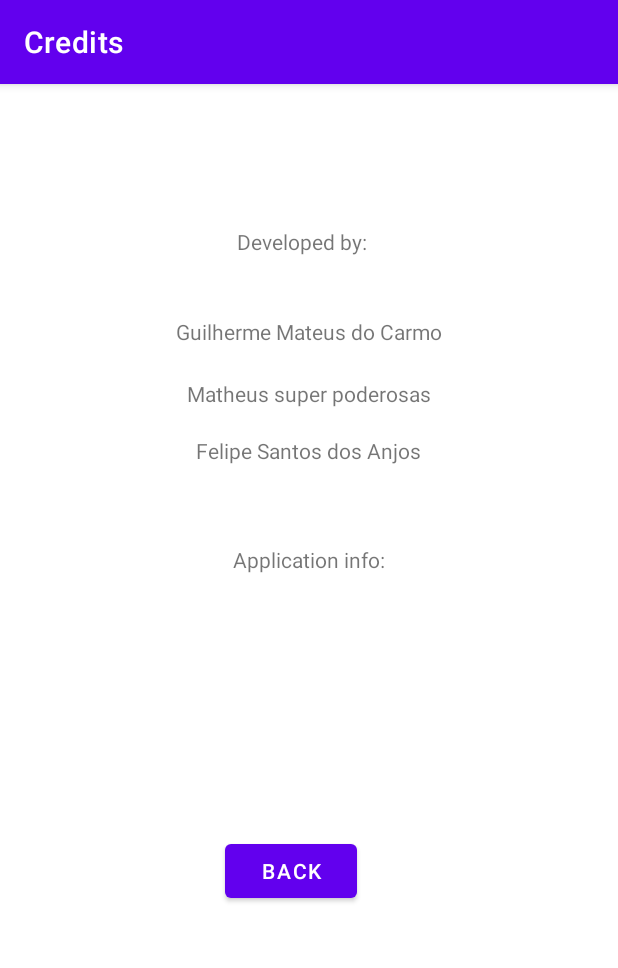
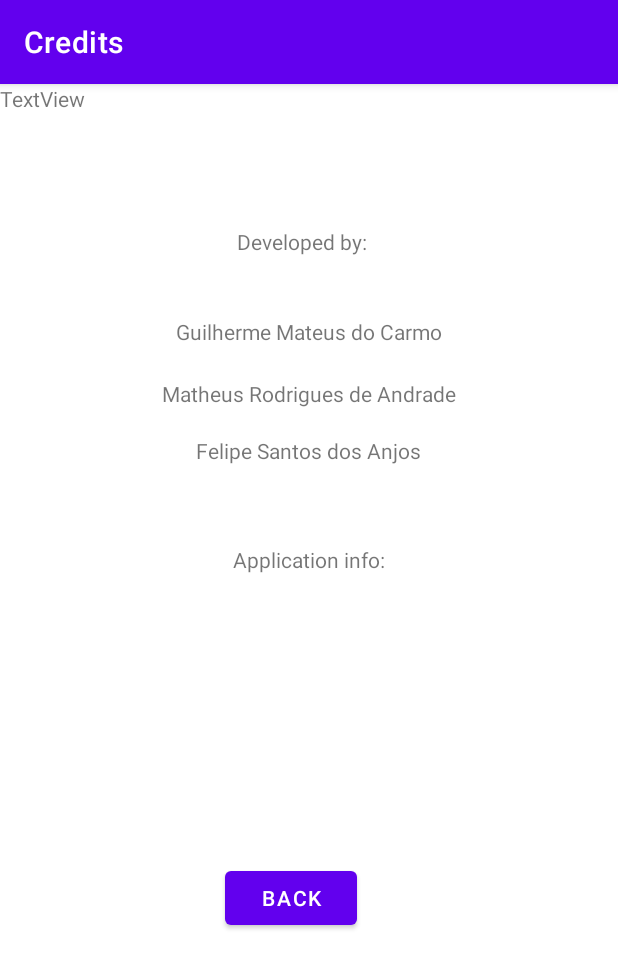
Before and after one commit to Felipanjos/A1compMobile, an Android app: the CreditActivity screen opened directly, with no data from a screen before it, on a phone screen of 412 x 824 dp. Shown: the top 968 px of the screen. Run offline under Robolectric (Android 15) with nearby library versions, the phone set to English and light mode, and no system bars.

Commit message:
View de créditos corrigida e hard coding removido

```diff
--- a/app/src/main/java/br/unifacs/a1/ConfigActivity.java
+++ b/app/src/main/java/br/unifacs/a1/ConfigActivity.java
@@ -21,7 +21,6 @@ public class ConfigActivity extends AppCompatActivity implements View.OnClickLis
 
     private SharedPreferences dados;
     SharedPreferences.Editor editorDados;
-
 
     @Override
     protected void onCreate(Bundle savedInstanceState) {
--- a/app/src/main/res/layout/activity_credit.xml
+++ b/app/src/main/res/layout/activity_credit.xml
@@ -17,8 +17,10 @@
         android:text="@string/labelVoltar"
         app:layout_constraintBottom_toBottomOf="parent"
         app:layout_constraintEnd_toEndOf="parent"
+        app:layout_constraintHorizontal_bias="1.0"
         app:layout_constraintStart_toStartOf="parent"
-        app:layout_constraintTop_toTopOf="parent" />
+        app:layout_constraintTop_toTopOf="parent"
+        app:layout_constraintVertical_bias="1.0" />
 
     <TextView
         android:id="@+id/textView7"
@@ -44,7 +46,7 @@
         android:layout_marginTop="137dp"
         android:layout_marginEnd="116dp"
         android:layout_marginBottom="575dp"
-        android:text="Guilherme Mateus do Carmo"
+        android:text="@string/dev2"
         app:layout_constraintBottom_toBottomOf="parent"
         app:layout_constraintEnd_toEndOf="parent"
         app:layout_constraintStart_toStartOf="parent"
@@ -58,7 +60,7 @@
         android:layout_marginTop="216dp"
         android:layout_marginEnd="131dp"
         android:layout_marginBottom="496dp"
-        android:text="Felipe Santos dos Anjos"
+        android:text="@string/dev1"
         app:layout_constraintBottom_toBottomOf="parent"
         app:layout_constraintEnd_toEndOf="parent"
         app:layout_constraintStart_toStartOf="parent"
@@ -72,7 +74,7 @@
         android:layout_marginTop="178dp"
         android:layout_marginEnd="124dp"
         android:layout_marginBottom="534dp"
-        android:text="Matheus super poderosas"
+        android:text="@string/dev3"
         app:layout_constraintBottom_toBottomOf="parent"
         app:layout_constraintEnd_toEndOf="parent"
         app:layout_constraintStart_toStartOf="parent"
@@ -91,4 +93,12 @@
         app:layout_constraintEnd_toEndOf="parent"
         app:layout_constraintStart_toStartOf="parent"
         app:layout_constraintTop_toTopOf="parent" />
+
+    <TextView
+        android:id="@+id/textView15"
+        android:layout_width="wrap_content"
+        android:layout_height="wrap_content"
+        android:text="TextView"
+        tools:layout_editor_absoluteX="171dp"
+        tools:layout_editor_absoluteY="332dp" />
 </androidx.constraintlayout.widget.ConstraintLayout>
--- a/app/src/main/res/values/strings.xml
+++ b/app/src/main/res/values/strings.xml
@@ -27,4 +27,8 @@
     <string name="labelMap3">Course up (map top aligned with travelling direction)</string>
     <string name="labelSalvar">Save</string>
     <string name="msgSalvar">Settings saved</string>
+    <string name="dev1">Felipe Santos dos Anjos</string>
+    <string name="dev2">Guilherme Mateus do Carmo</string>
+    <string name="dev3">Matheus Rodrigues de Andrade</string>
+    <string name="appInfo">Developed in Java, using Android Studio, app targeting Android API 19, App version 0.7</string>
 </resources>
```
Also changed, not shown: 1 other file.
